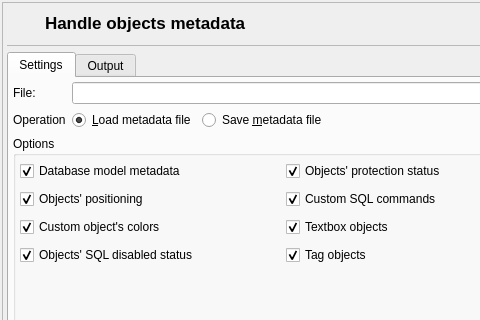
The window that libpgmodeler_ui/ui/metadatahandlingform.ui (pgmodeler/pgmodeler) describes before a commit, drawn with Qt 5; both pictures show x 0 to 480 and y 0 to 320 of the 562 by 443 pixel window.
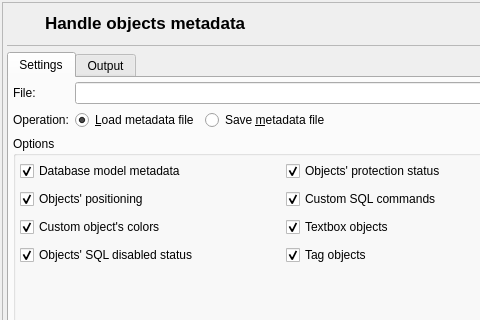
The same window after the commit. Icons and pictures are not drawn.

Diff of the .ui file:
```diff
--- a/libpgmodeler_ui/ui/metadatahandlingform.ui
+++ b/libpgmodeler_ui/ui/metadatahandlingform.ui
@@ -800,7 +800,7 @@
           <item row="3" column="0">
            <widget class="QLabel" name="label_3">
             <property name="text">
-             <string>Operation</string>
+             <string>Operation:</string>
             </property>
            </widget>
           </item>
```
Left out of the diff: 2 changed lines with no effect on the pictures.
